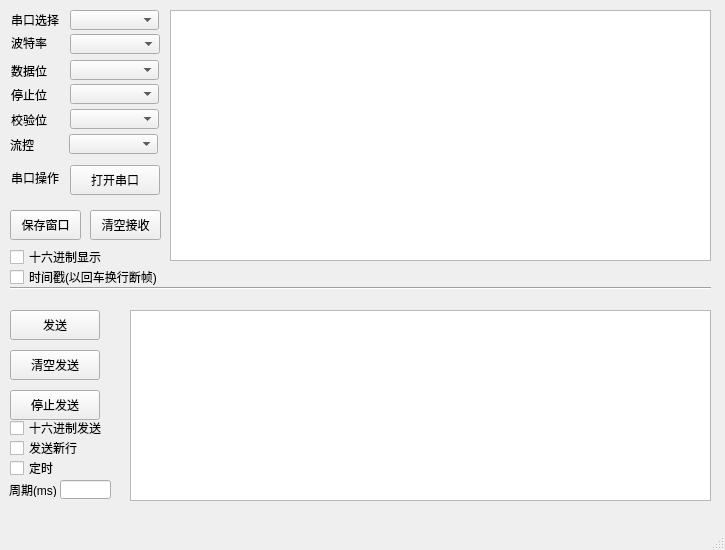
The window that mainwindow.ui (chxj1980/QtSerialPort) describes before a commit, drawn with Qt 5.
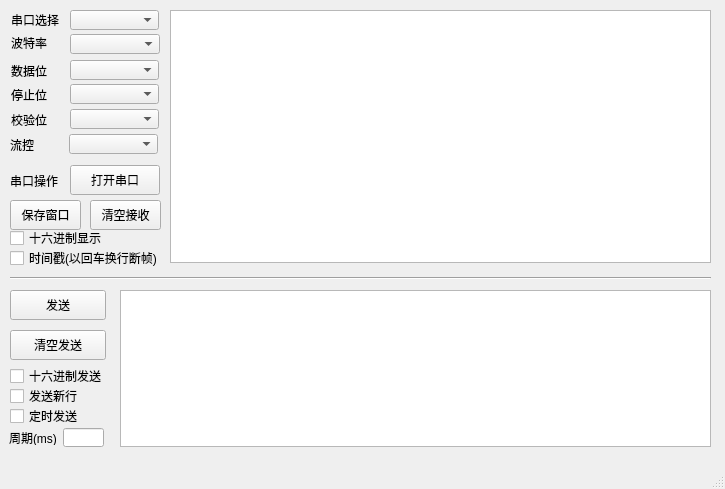
The same window after the commit.

```diff
--- a/mainwindow.ui
+++ b/mainwindow.ui
@@ -7,7 +7,7 @@
     <x>0</x>
     <y>0</y>
     <width>725</width>
-    <height>550</height>
+    <height>489</height>
    </rect>
   </property>
   <property name="minimumSize">
@@ -52,10 +52,10 @@
    <widget class="QLabel" name="label_6">
     <property name="geometry">
      <rect>
-      <x>11</x>
+      <x>10</x>
       <y>165</y>
       <width>48</width>
-      <height>25</height>
+      <height>31</height>
      </rect>
     </property>
     <property name="text">
@@ -204,7 +204,7 @@
     <property name="geometry">
      <rect>
       <x>9</x>
-      <y>482</y>
+      <y>430</y>
       <width>48</width>
       <height>15</height>
      </rect>
@@ -217,7 +217,7 @@
     <property name="geometry">
      <rect>
       <x>10</x>
-      <y>269</y>
+      <y>250</y>
       <width>151</width>
       <height>16</height>
      </rect>
@@ -229,9 +229,9 @@
    <widget class="QLineEdit" name="txtTimeout">
     <property name="geometry">
      <rect>
-      <x>60</x>
-      <y>480</y>
-      <width>51</width>
+      <x>63</x>
+      <y>428</y>
+      <width>41</width>
       <height>19</height>
      </rect>
     </property>
@@ -240,20 +240,20 @@
     <property name="geometry">
      <rect>
       <x>10</x>
-      <y>460</y>
-      <width>47</width>
+      <y>408</y>
+      <width>81</width>
       <height>16</height>
      </rect>
     </property>
     <property name="text">
-     <string>定时</string>
+     <string>定时发送</string>
     </property>
    </widget>
    <widget class="QCheckBox" name="ckHex">
     <property name="geometry">
      <rect>
       <x>10</x>
-      <y>249</y>
+      <y>230</y>
       <width>101</width>
       <height>16</height>
      </rect>
@@ -268,7 +268,7 @@
       <x>170</x>
       <y>10</y>
       <width>541</width>
-      <height>251</height>
+      <height>253</height>
      </rect>
     </property>
    </widget>
@@ -276,7 +276,7 @@
     <property name="geometry">
      <rect>
       <x>10</x>
-      <y>210</y>
+      <y>200</y>
       <width>71</width>
       <height>30</height>
      </rect>
@@ -289,7 +289,7 @@
     <property name="geometry">
      <rect>
       <x>90</x>
-      <y>210</y>
+      <y>200</y>
       <width>71</width>
       <height>30</height>
      </rect>
@@ -302,8 +302,8 @@
     <property name="geometry">
      <rect>
       <x>10</x>
-      <y>310</y>
-      <width>90</width>
+      <y>290</y>
+      <width>96</width>
       <height>30</height>
      </rect>
     </property>
@@ -315,8 +315,8 @@
     <property name="geometry">
      <rect>
       <x>10</x>
-      <y>350</y>
-      <width>90</width>
+      <y>330</y>
+      <width>96</width>
       <height>30</height>
      </rect>
     </property>
@@ -324,24 +324,11 @@
      <string>清空发送</string>
     </property>
    </widget>
-   <widget class="QPushButton" name="btnStopSend">
-    <property name="geometry">
-     <rect>
-      <x>10</x>
-      <y>390</y>
-      <width>90</width>
-      <height>30</height>
-     </rect>
-    </property>
-    <property name="text">
-     <string>停止发送</string>
-    </property>
-   </widget>
    <widget class="QCheckBox" name="chSendHex">
     <property name="geometry">
      <rect>
       <x>10</x>
-      <y>420</y>
+      <y>368</y>
       <width>101</width>
       <height>16</height>
      </rect>
@@ -354,7 +341,7 @@
     <property name="geometry">
      <rect>
       <x>10</x>
-      <y>440</y>
+      <y>388</y>
       <width>91</width>
       <height>16</height>
      </rect>
@@ -366,10 +353,10 @@
    <widget class="QPlainTextEdit" name="txtSend">
     <property name="geometry">
      <rect>
-      <x>130</x>
-      <y>310</y>
-      <width>581</width>
-      <height>191</height>
+      <x>120</x>
+      <y>290</y>
+      <width>591</width>
+      <height>157</height>
      </rect>
     </property>
    </widget>
@@ -377,7 +364,7 @@
     <property name="geometry">
      <rect>
       <x>10</x>
-      <y>280</y>
+      <y>270</y>
       <width>701</width>
       <height>16</height>
      </rect>
```
Left out of the diff: 14 changed lines with no effect on the pictures.
